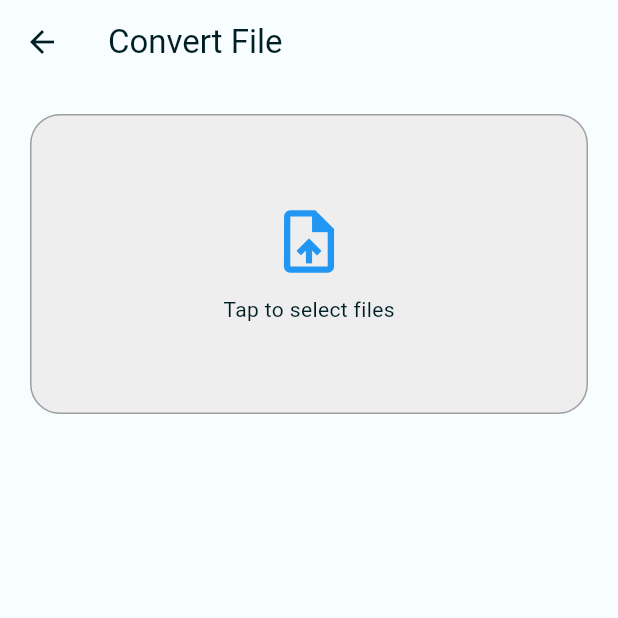
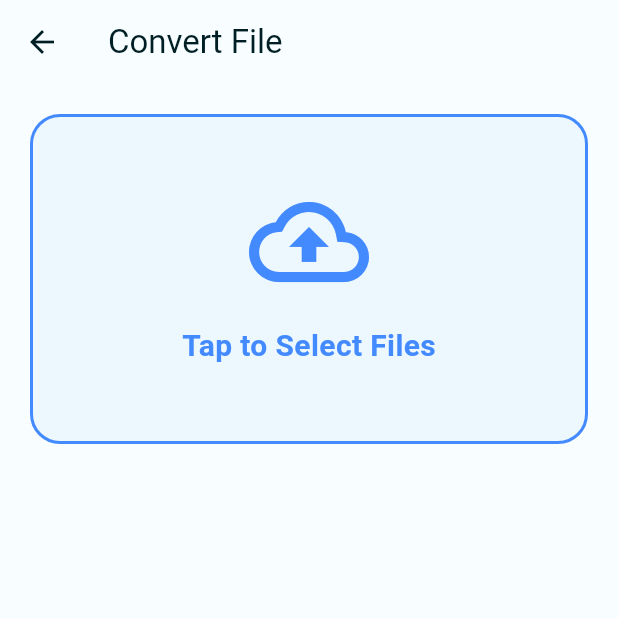
Before and after one commit to TUSHAR91316/Konvert, a Flutter app: the ConvertScreen screen opened directly, on a phone screen of 412 x 824 dp, the top half of it. Run offline on Flutter 3.47's test engine with Material 3 defaults, Android fonts, the phone set to English and light mode, and no system bars; drawn by our look-alikes of flutter_animate; our stand-ins replace dio, file_picker, firebase_auth, firebase_core, flutter_secure_storage, font_awesome_flutter and 4 more; accounts and stored records are empty.

Commit message:
Enhance file conversion UI and format support
Expanded supported file extensions for conversion, including webp, heic, rtf, html, and odt. Improved the ConvertScreen UI with better feedback, progress indicators, and file size display. Updated HomeScreen quick actions to show supported formats and added a new Docs to PDF option.

```diff
--- a/lib/screens/convert_screen.dart
+++ b/lib/screens/convert_screen.dart
@@ -75,7 +75,7 @@ class _ConvertScreenState extends State<ConvertScreen> {
       String extension = _selectedFiles.first.path.split('.').last.toLowerCase();
 
        // HYBRID LOGIC
-      if (['jpg', 'jpeg', 'png'].contains(extension)) {
+      if (['jpg', 'jpeg', 'png', 'webp', 'heic'].contains(extension)) {
          // Local Image -> PDF
          // Only support Image -> PDF for local for MVP
          if (_targetFormat != 'pdf') throw Exception("Local conversion only supports PDF output for now.");
@@ -86,7 +86,7 @@ class _ConvertScreenState extends State<ConvertScreen> {
       } else if (extension == 'pdf' && _selectedFiles.length > 1) {
          throw Exception("PDF Merging not fully wired yet");
 
-      } else if (['docx', 'doc', 'ppt', 'pptx', 'xls', 'xlsx', 'txt'].contains(extension)) { // Added txt for broad support
+      } else if (['docx', 'doc', 'ppt', 'pptx', 'xls', 'xlsx', 'txt', 'rtf', 'html', 'odt'].contains(extension)) {
          // Backend Remote Conversion
          setState(() => _statusMessage = "Uploading to Backend...");
          resultFile = await _conversionService.convertRemote(
@@ -100,8 +100,13 @@ class _ConvertScreenState extends State<ConvertScreen> {
          throw Exception("Unsupported format for MVP: $extension");
       }
 
+      int sizeBytes = await resultFile.length();
+      double sizeKb = sizeBytes / 1024;
+      double sizeMb = sizeKb / 1024;
+      String sizeStr = sizeMb >= 1 ? "${sizeMb.toStringAsFixed(2)} MB" : "${sizeKb.toStringAsFixed(0)} KB";
+
       setState(() {
-        _statusMessage = "Success! Saved to ${resultFile.path}";
+        _statusMessage = "Success! (${sizeStr})\nSaved to ${resultFile.path.split('/').last}";
         _isConverting = false;
       });
 
@@ -132,26 +137,30 @@ class _ConvertScreenState extends State<ConvertScreen> {
         child: Column(
           children: [
             // File Picker Area
-            GestureDetector(
+              InkWell(
               onTap: _pickFiles,
+              borderRadius: BorderRadius.circular(20),
               child: Container(
-                height: 200,
+                height: 220,
                 width: double.infinity,
                 decoration: BoxDecoration(
-                  color: Colors.grey[200],
+                  color: Colors.blue.withOpacity(0.05),
                   borderRadius: BorderRadius.circular(20),
-                  border: Border.all(color: Colors.grey),
+                  border: Border.all(color: Colors.blueAccent, width: 2, style: BorderStyle.solid),
                 ),
                 child: Column(
                   mainAxisAlignment: MainAxisAlignment.center,
                   children: [
-                    Icon(Icons.upload_file, size: 50, color: Colors.blue),
-                    const SizedBox(height: 10),
-                    Text(_selectedFiles.isEmpty ? "Tap to select files" : "${_selectedFiles.length} files selected"),
+                    const Icon(Icons.cloud_upload_outlined, size: 80, color: Colors.blueAccent),
+                    const SizedBox(height: 15),
+                    const Text("Tap to Select Files", style: TextStyle(fontSize: 20, fontWeight: FontWeight.bold, color: Colors.blueAccent)),
+                    const SizedBox(height: 5),
+                    if (widget.allowedExtensions != null)
+                      Text("Supported: ${widget.allowedExtensions!.join(', ').toUpperCase()}", style: const TextStyle(color: Colors.grey)),
                   ],
                 ),
               ),
-            ),
+            ).animate().fadeIn().scale(),
 
             const SizedBox(height: 20),
 
@@ -254,18 +263,43 @@ class _ConvertScreenState extends State<ConvertScreen> {
 
              const SizedBox(height: 20),
 
-            // Convert Button
-            SizedBox(
-              width: double.infinity,
-              height: 50,
-              child: ElevatedButton(
-                onPressed: (_isConverting || _selectedFiles.isEmpty) ? null : _processConversion,
-                style: ElevatedButton.styleFrom(backgroundColor: Colors.blueAccent),
-                child: _isConverting
-                   ? const CircularProgressIndicator(color: Colors.white)
-                   : Text("CONVERT TO ${_targetFormat.toUpperCase()}", style: const TextStyle(color: Colors.white, fontSize: 18)),
-              ),
-            ).animate(target: _selectedFiles.isNotEmpty ? 1 : 0).fadeIn().scale(),
+            // Convert Button or Progress
+            if (_isConverting)
+              Column(
+                children: [
+                   const LinearProgressIndicator(minHeight: 8, borderRadius: BorderRadius.all(Radius.circular(10))),
+                   const SizedBox(height: 10),
+                   Text(_statusMessage ?? "Processing...", style: const TextStyle(color: Colors.blueAccent, fontWeight: FontWeight.w600)),
+                ],
+              )
+            else
+              SizedBox(
+                width: double.infinity,
+                height: 55,
+                child: ElevatedButton(
+                  onPressed: (_selectedFiles.isEmpty) ? null : _processConversion,
+                  style: ElevatedButton.styleFrom(
+                    backgroundColor: Colors.blueAccent,
+                    shape: RoundedRectangleBorder(borderRadius: BorderRadius.circular(15)),
+                    elevation: 5,
+                  ),
+                  child: Text("CONVERT TO ${_targetFormat.toUpperCase()}", style: const TextStyle(color: Colors.white, fontSize: 18, fontWeight: FontWeight.bold)),
+                ),
+              ).animate(target: _selectedFiles.isNotEmpty ? 1 : 0).fadeIn().scale(),
+
+            if (_statusMessage != null && !_isConverting && _statusMessage!.startsWith("Success"))
+               Container(
+                 margin: const EdgeInsets.only(top: 20),
+                 padding: const EdgeInsets.all(15),
+                 decoration: BoxDecoration(color: Colors.green.withValues(alpha: 0.1), borderRadius: BorderRadius.circular(10)),
+                 child: Row(
+                   children: [
+                     const Icon(Icons.check_circle, color: Colors.green),
+                     const SizedBox(width: 10),
+                     Expanded(child: Text(_statusMessage!, style: const TextStyle(color: Colors.green, fontWeight: FontWeight.bold))),
+                   ],
+                 ),
+               ).animate().fadeIn().slideY(begin: 0.5),
           ],
         ),
       ),
```
Also changed, not shown: lib/screens/home_screen.dart (+20 -10 lines).
